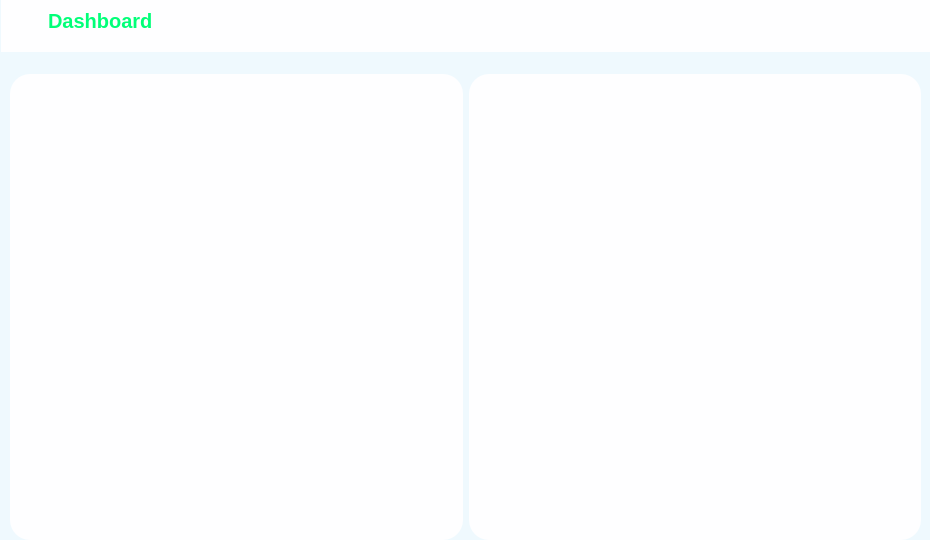
Qt form src/Vista/vistacliente.ui (gjimec00/STDEvents) before a commit.
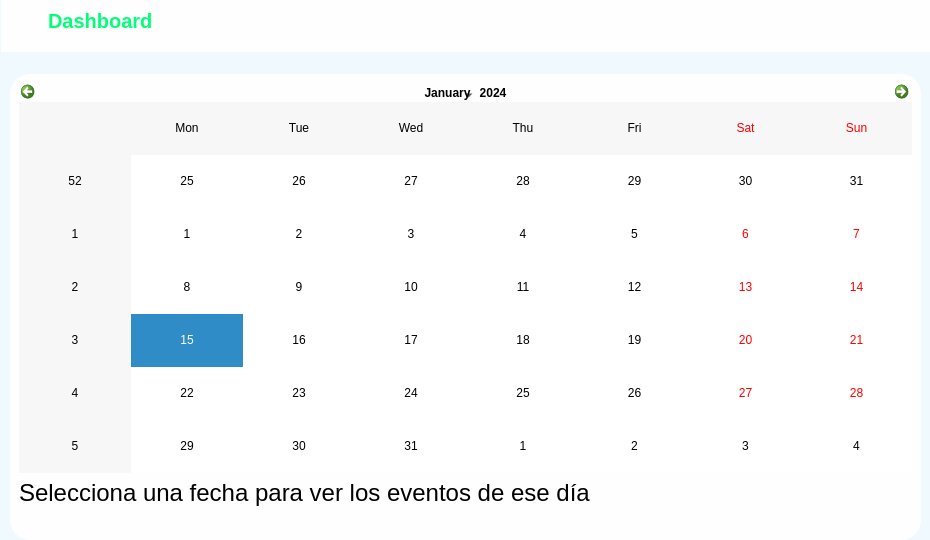
The same form after that commit. Icons and pictures are not drawn.

The edit to the form file:
```diff
--- a/src/Vista/vistacliente.ui
+++ b/src/Vista/vistacliente.ui
@@ -412,53 +412,34 @@
        </sizepolicy>
       </property>
       <layout class="QHBoxLayout" name="horizontalLayout_12">
-       <item>
-        <widget class="QWidget" name="widget_4" native="true">
-         <layout class="QVBoxLayout" name="verticalLayout_6">
-          <item>
-           <widget class="QScrollArea" name="scrollArea">
-            <property name="maximumSize">
-             <size>
-              <width>500</width>
-              <height>16777215</height>
-             </size>
-            </property>
-            <property name="widgetResizable">
-             <bool>true</bool>
-            </property>
-            <widget class="QWidget" name="scrollAreaWidgetContents">
-             <property name="geometry">
-              <rect>
-               <x>0</x>
-               <y>0</y>
-               <width>435</width>
-               <height>445</height>
-              </rect>
-             </property>
-            </widget>
-           </widget>
-          </item>
-         </layout>
-        </widget>
-       </item>
        <item>
         <widget class="QWidget" name="widget_5" native="true">
          <layout class="QVBoxLayout" name="verticalLayout_7">
           <item>
-           <widget class="QScrollArea" name="scrollArea_2">
-            <property name="widgetResizable">
-             <bool>true</bool>
+           <widget class="QCalendarWidget" name="calendarWidget"/>
+          </item>
+          <item>
+           <widget class="QLabel" name="label">
+            <property name="font">
+             <font>
+              <pointsize>18</pointsize>
+             </font>
             </property>
-            <widget class="QWidget" name="scrollAreaWidgetContents_3">
-             <property name="geometry">
-              <rect>
-               <x>0</x>
-               <y>0</y>
-               <width>434</width>
-               <height>445</height>
-              </rect>
-             </property>
-            </widget>
+            <property name="text">
+             <string>Selecciona una fecha para ver los eventos de ese día</string>
+            </property>
+           </widget>
+          </item>
+          <item>
+           <widget class="QLabel" name="label_2">
+            <property name="font">
+             <font>
+              <pointsize>12</pointsize>
+             </font>
+            </property>
+            <property name="text">
+             <string/>
+            </property>
            </widget>
           </item>
          </layout>
```
